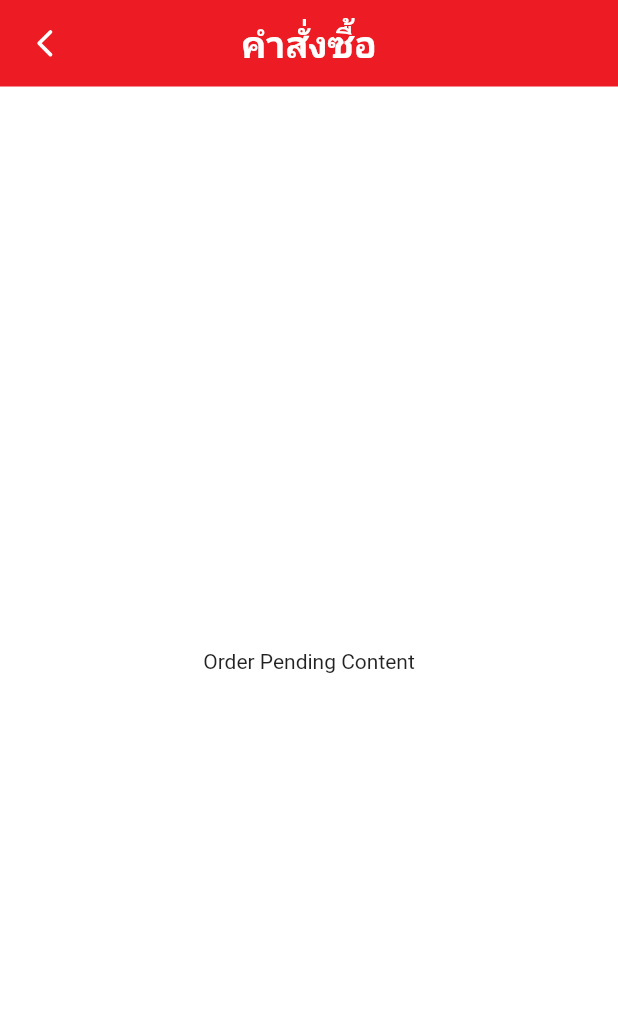
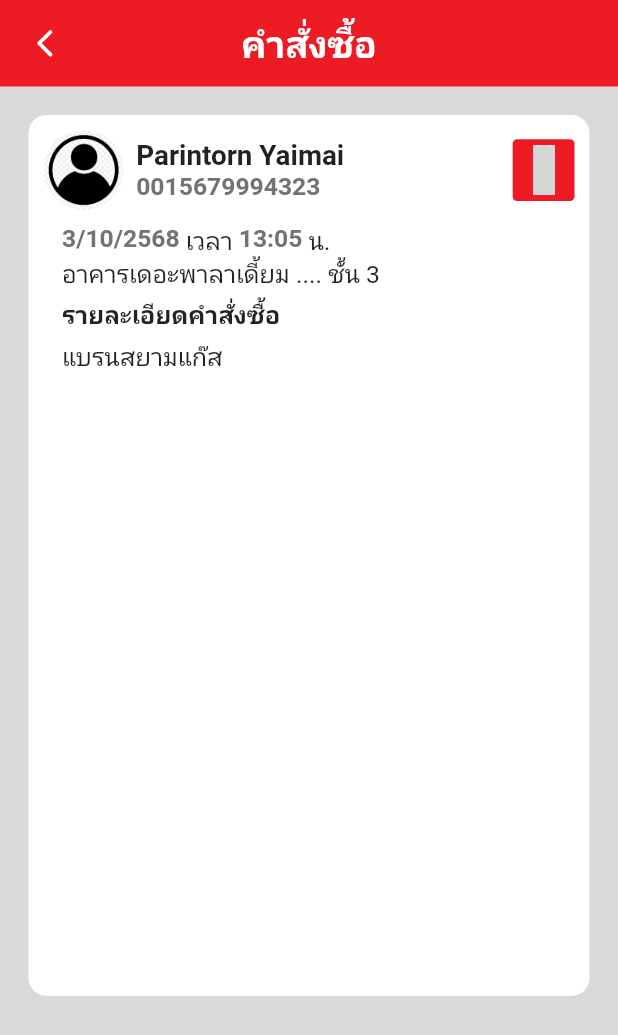
Before and after one commit to ParintornYaimai/gas-shop-mobile, a Flutter app: the OrderPendingView screen opened by its route, on a phone screen of 412 x 824 dp. Shown: the top 1035 px of the screen. Run offline on Flutter 3.47's test engine with Material 3 defaults, Android fonts, the phone set to English and light mode, and no system bars; our stand-ins replace carousel_slider, dio, flutter_vector_icons, google_fonts; Roboto replaces fonts that are missing (Prompt); grey boxes are pictures that could not be loaded.

Commit message:
refactor: restructure pending order layout into widgets

```diff
--- a/lib/core/constants/app_assets.dart
+++ b/lib/core/constants/app_assets.dart
@@ -2,4 +2,5 @@
 class AppAssets {
   static const logo = 'assets/images/sgplogo.png';
   static const banner = 'assets/images/banner.png';
+  static const profile = 'assets/images/profile.png';
 }
--- a/lib/features/order/view/order_pending_view.dart
+++ b/lib/features/order/view/order_pending_view.dart
@@ -3,6 +3,7 @@ import 'package:flutter_vector_icons/flutter_vector_icons.dart';
 import 'package:google_fonts/google_fonts.dart';
 import 'package:siamgasshop/core/constants/app_colors.dart';
 import 'package:siamgasshop/core/utils/size_extension.dart';
+import 'package:siamgasshop/features/order/widgets/order_card.dart';
 
 class OrderPendingView extends StatelessWidget {
   const OrderPendingView({super.key});
@@ -34,7 +35,7 @@ class OrderPendingView extends StatelessWidget {
                   left: context.wp(4),
                   child: GestureDetector(
                     onTap: () {
-                      Navigator.pop(context); // กลับไปหน้าก่อนหน้า
+                      Navigator.pop(context);
                     },
                     child: Icon(
                       Ionicons.chevron_back,
@@ -48,7 +49,17 @@ class OrderPendingView extends StatelessWidget {
           ),
         ),
       ),
-      body: Center(child: Text('Order Pending Content')),
+      body: Container(
+        color: AppColors.gray,
+        child: ListView(
+          padding: const EdgeInsets.all(16),
+          children: const [
+            OrderCard(), // เรียกใช้เฉย ๆ
+            // OrderCard(),
+            // OrderCard(),
+          ],
+        ),
+      ),
     );
   }
 }
--- /dev/null
+++ b/lib/features/order/widgets/order_card.dart
@@ -0,0 +1,164 @@
+import 'package:flutter/material.dart';
+import 'package:google_fonts/google_fonts.dart';
+import 'package:siamgasshop/core/constants/app_assets.dart';
+import 'package:siamgasshop/core/constants/app_colors.dart';
+import 'package:siamgasshop/core/utils/size_extension.dart';
+import 'package:siamgasshop/features/chat/view/chats_view.dart';
+import 'package:flutter_vector_icons/flutter_vector_icons.dart';
+
+class OrderCard extends StatelessWidget {
+  const OrderCard({super.key});
+
+  @override
+  Widget build(BuildContext context) {
+    return ConstrainedBox(
+      constraints: BoxConstraints(
+        minWidth: context.wp(90),
+        minHeight: context.hp(72),
+      ),
+      child: Container(
+        margin: const EdgeInsets.all(3),
+        padding: const EdgeInsets.all(10),
+        decoration: BoxDecoration(
+          color: AppColors.white,
+          borderRadius: BorderRadius.circular(12),
+        ),
+        child: Column(
+          crossAxisAlignment: CrossAxisAlignment.start,
+          children: [
+            Row(
+              mainAxisAlignment: MainAxisAlignment.spaceBetween,
+              crossAxisAlignment: CrossAxisAlignment.center,
+              children: [
+                Row(
+                  children: [
+                    SizedBox(
+                      width: context.wp(13),
+                      height: context.wp(13),
+                      child: ClipOval(
+                        child: Image.asset(
+                          AppAssets.profile,
+                          fit: BoxFit.cover,
+                        ),
+                      ),
+                    ),
+                    SizedBox(width: context.wp(2)),
+                    Column(
+                      crossAxisAlignment: CrossAxisAlignment.start,
+                      mainAxisSize: MainAxisSize.min,
+                      children: [
+                        Text(
+                          "Parintorn Yaimai",
+                          style: GoogleFonts.prompt(
+                            fontSize: context.sp(4.5),
+                            fontWeight: FontWeight.w700,
+                          ),
+                        ),
+                        Text(
+                          "0015679994323",
+                          style: GoogleFonts.prompt(
+                            fontSize: context.sp(4),
+                            fontWeight: FontWeight.w700,
+                            color: AppColors.darkGray,
+                          ),
+                        ),
+                      ],
+                    ),
+                  ],
+                ),
+                SizedBox(
+                  width: context.wp(10),
+                  height: context.wp(10),
+                  child: Material(
+                    color: AppColors.red,
+                    shape: RoundedRectangleBorder(
+                      borderRadius: BorderRadius.circular(3),
+                    ),
+                    child: InkWell(
+                      borderRadius: BorderRadius.circular(3),
+                      onTap: () {
+                        Navigator.push(
+                          context,
+                          MaterialPageRoute(builder: (context) => ChatsView()),
+                        );
+                      },
+                      customBorder: const CircleBorder(),
+                      child: Icon(
+                        MaterialCommunityIcons.chat_processing,
+                        color: Colors.white,
+                        size: context.wp(8),
+                      ),
+                    ),
+                  ),
+                ),
+              ],
+            ),
+
+            SizedBox(height: context.hp(1)),
+
+            Column(
+              crossAxisAlignment: CrossAxisAlignment.start,
+              children: [
+                Padding(
+                  padding: EdgeInsets.symmetric(horizontal: context.wp(3)),
+                  child: Column(
+                    crossAxisAlignment: CrossAxisAlignment.start,
+                    children: [
+                      Row(
+                        crossAxisAlignment: CrossAxisAlignment.center,
+                        children: [
+                          Text(
+                            "3/10/2568",
+                            style: GoogleFonts.prompt(
+                              fontSize: context.sp(4),
+                              fontWeight: FontWeight.w700,
+                              color: AppColors.darkGray,
+                            ),
+                          ),
+                          const SizedBox(width: 4),
+                          Text("เวลา",style: GoogleFonts.prompt(fontSize: context.sp(4))),
+                          const SizedBox(width: 4),
+                          Text(
+                            "13:05",
+                            style: GoogleFonts.prompt(
+                              fontSize: context.sp(4),
+                              fontWeight: FontWeight.w700,
+                              color: AppColors.darkGray,
+                            ),
+                          ),
+                          const SizedBox(width: 4),
+                          Text("น.",style: GoogleFonts.prompt(fontSize: context.sp(4)) ),
+                        ],
+                      ),
+                      Text(
+                        'อาคารเดอะพาลาเดี้ยม .... ชั้น 3',
+                        style: GoogleFonts.prompt(fontSize: context.sp(4)),
+                      ),
+                      SizedBox(height: context.hp(0.7)),
+                      Text(
+                        'รายละเอียดคำสั่งซื้อ',
+                        style: GoogleFonts.prompt(fontSize: context.sp(4), fontWeight: FontWeight.w800,),
+                      ),
+                      SizedBox(height: context.hp(0.7)),
+                      SizedBox(
+                        child: Row(
+                          crossAxisAlignment: CrossAxisAlignment.center,
+                          children: [
+                            Text("แบรนสยามแก๊ส", style: GoogleFonts.prompt(fontSize: context.sp(4),)),
+                            // Image.asset(
+
+                            // )
+                          ],
+                        ),
+                      )
+                    ],
+                  ),
+                ),
+              ],
+            ),
+          ],
+        ),
+      ),
+    );
+  }
+}
```
Also changed, not shown: assets/images/profile.png (added).
